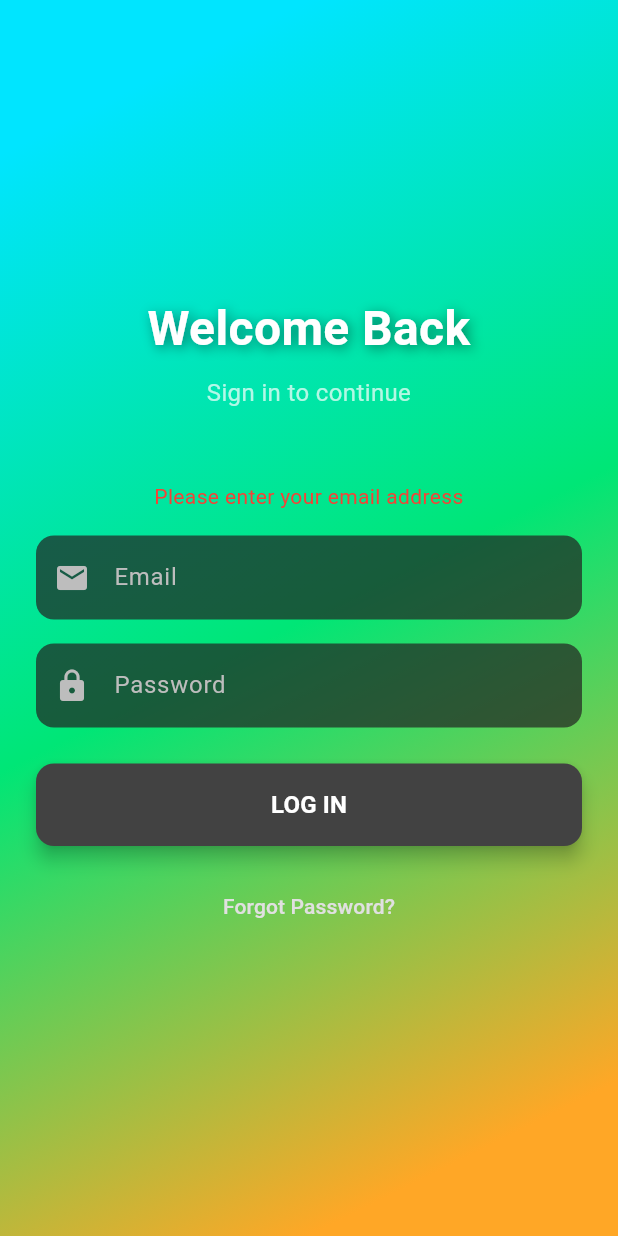
After one commit to EduShare000/EduShare, a Flutter app: the screen it shows after launch, after a tap on "LOG IN", after a tap on "Forgot Password?", on a phone screen of 412 x 824 dp. The commit adds this screen. Run offline on Flutter 3.47's test engine with Material 3 defaults, Android fonts, the phone set to English and light mode, and no system bars; our stand-ins replace cached_network_image, cloud_firestore, firebase_auth, firebase_core, firebase_storage, image_picker; accounts and stored records are empty; network calls fail.

Commit message:
Added login page

```diff
--- a/edushare/lib/main.dart
+++ b/edushare/lib/main.dart
@@ -4,6 +4,7 @@ import 'package:firebase_auth/firebase_auth.dart';
 import 'firebase_options.dart';
 import 'screens/requester.dart' as requester_screen;
 import 'screens/donator.dart' as donator_screen;
+import 'screens/login_page.dart';
 import 'app_navigator.dart';
 
 void main() async {
@@ -12,10 +13,6 @@ void main() async {
     await Firebase.initializeApp(
       options: DefaultFirebaseOptions.currentPlatform,
     );
-    UserCredential userCredential =
-        await FirebaseAuth.instance.signInAnonymously();
-    print("Signed in anonymously with UID: ${userCredential.user?.uid}");
-
     runApp(const AppShell());
   } catch (e) {
     print("Error initializing Firebase: $e");
@@ -33,6 +30,17 @@ class AppShell extends StatefulWidget {
 class _AppShellState extends State<AppShell> {
   // 0 = Requester, 1 = Donator
   int _selectedIndex = 0;
+  bool _isLoggedIn = false;
+
+  @override
+  void initState() {
+    super.initState();
+    FirebaseAuth.instance.authStateChanges().listen((User? user) {
+      setState(() {
+        _isLoggedIn = user != null;
+      });
+    });
+  }
 
   void _select(int index) {
     setState(() {
@@ -76,9 +84,18 @@ class _AppShellState extends State<AppShell> {
       title: 'EduShare',
       navigatorKey: appNavigatorKey,
       theme: theme,
-      home: Scaffold(
+      home: _isLoggedIn
+          ? Scaffold(
               appBar: AppBar(
                 title: Text('EduShare - $title'),
+                actions: [
+                  IconButton(
+                    icon: const Icon(Icons.logout),
+                    onPressed: () {
+                      FirebaseAuth.instance.signOut();
+                    },
+                  ),
+                ],
               ),
               drawer: Drawer(
                 child: SafeArea(
@@ -117,7 +134,8 @@ class _AppShellState extends State<AppShell> {
                 ),
               ),
               body: body,
-      ),
+            )
+          : const LoginPage(),
     );
   }
 }
--- /dev/null
+++ b/edushare/lib/screens/login_page.dart
@@ -0,0 +1,211 @@
+import 'package:flutter/material.dart';
+import 'package:firebase_auth/firebase_auth.dart';
+
+class LoginPage extends StatefulWidget {
+  const LoginPage({Key? key}) : super(key: key);
+
+  @override
+  State<LoginPage> createState() => _LoginPageState();
+}
+
+class _LoginPageState extends State<LoginPage> {
+  final _emailController = TextEditingController();
+  final _passwordController = TextEditingController();
+  bool _isLoading = false;
+  String? _errorMessage;
+
+  @override
+  void dispose() {
+    _emailController.dispose();
+    _passwordController.dispose();
+    super.dispose();
+  }
+
+  Future<void> _resetPassword() async {
+    final email = _emailController.text.trim();
+    if (email.isEmpty) {
+      setState(() {
+        _errorMessage = 'Please enter your email address';
+      });
+      return;
+    }
+
+    try {
+      await FirebaseAuth.instance.sendPasswordResetEmail(email: email);
+      if (mounted) {
+        ScaffoldMessenger.of(context).showSnackBar(
+          const SnackBar(
+            content: Text('Password reset email sent. Please check your inbox.'),
+          ),
+        );
+      }
+    } on FirebaseAuthException catch (e) {
+      setState(() {
+        _errorMessage = e.message;
+      });
+    }
+  }
+
+  @override
+  Widget build(BuildContext context) {
+    return Scaffold(
+      body: Container(
+        decoration: BoxDecoration(
+          gradient: LinearGradient(
+            begin: Alignment.topLeft,
+            end: Alignment.bottomRight,
+            stops: const [0.1, 0.5, 0.9],
+            colors: [
+              Colors.cyanAccent[400]!,
+              Colors.greenAccent[400]!,
+              Colors.orange[400]!,
+            ],
+          ),
+        ),
+        child: Center(
+          child: SingleChildScrollView(
+            padding: const EdgeInsets.symmetric(horizontal: 24.0),
+            child: Column(
+              mainAxisAlignment: MainAxisAlignment.center,
+              crossAxisAlignment: CrossAxisAlignment.stretch,
+              children: <Widget>[
+                const Text(
+                  'Welcome Back',
+                  textAlign: TextAlign.center,
+                  style: TextStyle(
+                    color: Colors.white,
+                    fontSize: 32.0,
+                    fontWeight: FontWeight.bold,
+                    shadows: [
+                      Shadow(
+                        blurRadius: 10.0,
+                        color: Colors.black45,
+                        offset: Offset(2.0, 2.0),
+                      ),
+                    ],
+                  ),
+                ),
+                const SizedBox(height: 8.0),
+                const Text(
+                  'Sign in to continue',
+                  textAlign: TextAlign.center,
+                  style: TextStyle(
+                    color: Colors.white70,
+                    fontSize: 16.0,
+                  ),
+                ),
+                const SizedBox(height: 48.0),
+                if (_errorMessage != null)
+                  Padding(
+                    padding: const EdgeInsets.only(bottom: 16.0),
+                    child: Text(
+                      _errorMessage!,
+                      style: const TextStyle(color: Colors.red),
+                      textAlign: TextAlign.center,
+                    ),
+                  ),
+                TextField(
+                  controller: _emailController,
+                  keyboardType: TextInputType.emailAddress,
+                  style: const TextStyle(color: Colors.grey),
+                  decoration: InputDecoration(
+                    hintText: 'Email',
+                    hintStyle: TextStyle(color: Colors.grey[400]),
+                    filled: true,
+                    fillColor: Colors.grey[900]!.withOpacity(0.7),
+                    prefixIcon: Icon(Icons.email, color: Colors.grey[400]),
+                    border: OutlineInputBorder(
+                      borderRadius: BorderRadius.circular(12.0),
+                      borderSide: BorderSide.none,
+                    ),
+                  ),
+                ),
+                const SizedBox(height: 16.0),
+                TextField(
+                  controller: _passwordController,
+                  obscureText: true,
+                  style: const TextStyle(color: Colors.grey),
+                  decoration: InputDecoration(
+                    hintText: 'Password',
+                    hintStyle: TextStyle(color: Colors.grey[400]),
+                    filled: true,
+                    fillColor: Colors.grey[900]!.withOpacity(0.7),
+                    prefixIcon: Icon(Icons.lock, color: Colors.grey[400]),
+                    border: OutlineInputBorder(
+                      borderRadius: BorderRadius.circular(12.0),
+                      borderSide: BorderSide.none,
+                    ),
+                  ),
+                ),
+                const SizedBox(height: 24.0),
+                ElevatedButton(
+                  onPressed: _isLoading
+                      ? null
+                      : () async {
+                          setState(() {
+                            _isLoading = true;
+                            _errorMessage = null;
+                          });
+
+                          try {
+                            await FirebaseAuth.instance.signInWithEmailAndPassword(
+                              email: _emailController.text.trim(),
+                              password: _passwordController.text,
+                            );
+                          } on FirebaseAuthException catch (e) {
+                            setState(() {
+                              _errorMessage = e.message;
+                            });
+                          } catch (e) {
+                            setState(() {
+                              _errorMessage = 'An error occurred. Please try again.';
+                            });
+                          } finally {
+                            if (mounted) {
+                              setState(() {
+                                _isLoading = false;
+                              });
+                            }
+                          }
+                        },
+                  style: ElevatedButton.styleFrom(
+                    backgroundColor: Colors.grey[800],
+                    foregroundColor: Colors.white,
+                    padding: const EdgeInsets.symmetric(vertical: 16.0),
+                    shape: RoundedRectangleBorder(
+                      borderRadius: BorderRadius.circular(12.0),
+                    ),
+                    elevation: 5,
+                  ),
+                  child: _isLoading
+                      ? const SizedBox(
+                          height: 20,
+                          width: 20,
+                          child: CircularProgressIndicator(
+                            strokeWidth: 2,
+                            valueColor:
+                                AlwaysStoppedAnimation<Color>(Colors.white),
+                          ),
+                        )
+                      : const Text(
+                          'LOG IN',
+                          style: TextStyle(
+                              fontSize: 16, fontWeight: FontWeight.bold),
+                        ),
+                ),
+                const SizedBox(height: 16.0),
+                TextButton(
+                  onPressed: _isLoading ? null : _resetPassword,
+                  child: Text(
+                    'Forgot Password?',
+                    style: TextStyle(color: Colors.grey[300]),
+                  ),
+                ),
+              ],
+            ),
+          ),
+        ),
+      ),
+    );
+  }
+}
```
Lines whose indentation alone changed are shown as unchanged.
